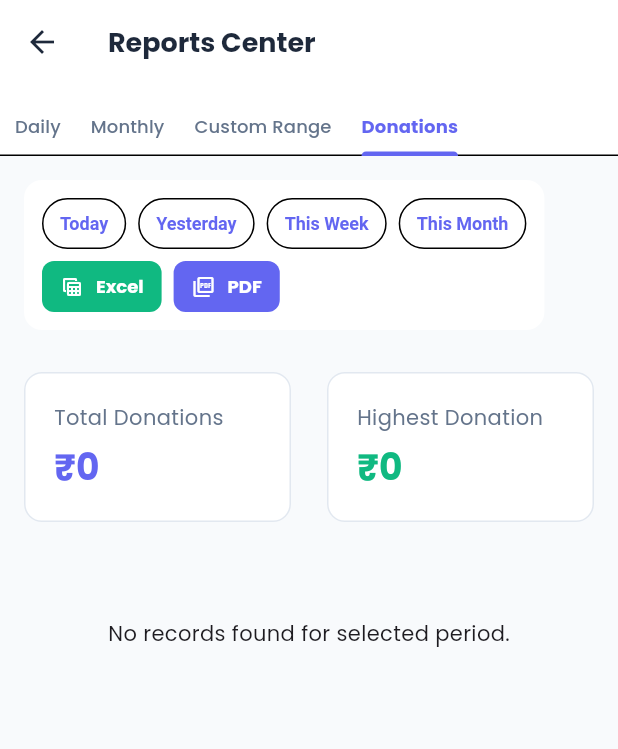
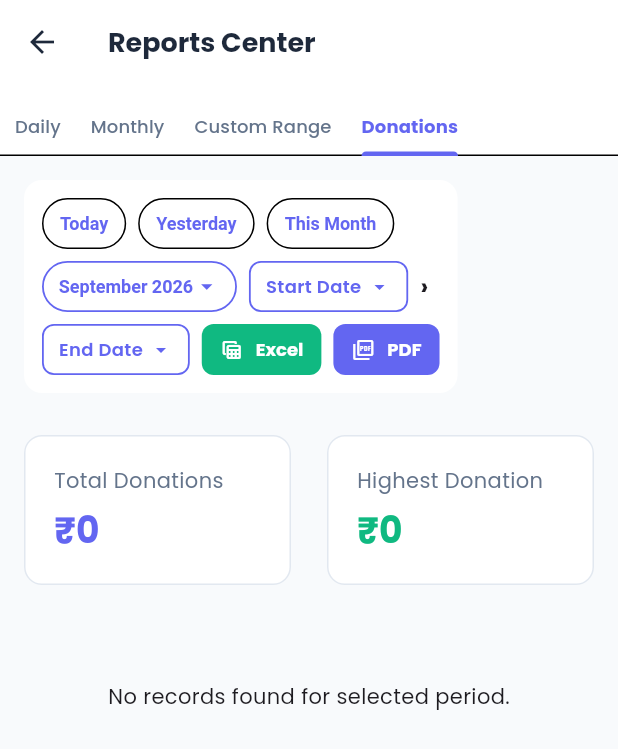
Before and after one commit to mdnaseef2004/City-Guest-Flutter, a Flutter app: the ReportsView screen opened directly, tab 4 chosen, on a phone screen of 412 x 824 dp. Shown: the top 749 px of the screen. Run offline on Flutter 3.47's test engine with Material 3 defaults, Android fonts, the phone set to English and light mode, and no system bars; our stand-ins replace file_picker, firebase_core, firebase_messaging, fl_chart, flutter_local_notifications, google_fonts and 5 more; missing offline and left inert: dart:js, excel, onesignal_flutter; accounts and stored records are empty.

Commit message:
Add Custom Date Range pickers and Select Month dropdown to Donations tab

```diff
--- a/lib/views/reports/reports_view.dart
+++ b/lib/views/reports/reports_view.dart
@@ -362,6 +362,24 @@
                         });
                         _loadReportData();
                       }),
+                    ] else if (_tabController.index == 3) ...[
+                      _buildPresetButton('Today'),
+                      _buildPresetButton('Yesterday'),
+                      _buildPresetButton('This Month'),
+                      _buildSelectMonthDropdown(),
+                      _buildDatePicker('Start Date', _donationDateRange?.start, (date) {
+                        setState(() {
+                          _donationDateRange = DateTimeRange(start: date, end: _donationDateRange?.end ?? date);
+                        });
+                        _loadReportData();
+                      }),
+                      const Text('›', style: TextStyle(fontWeight: FontWeight.bold, fontSize: 16)),
+                      _buildDatePicker('End Date', _donationDateRange?.end, (date) {
+                        setState(() {
+                          _donationDateRange = DateTimeRange(start: _donationDateRange?.start ?? date, end: date);
+                        });
+                        _loadReportData();
+                      }),
                     ] else ...[
                       _buildPresetButton('Today'),
                       _buildPresetButton('Yesterday'),
```
